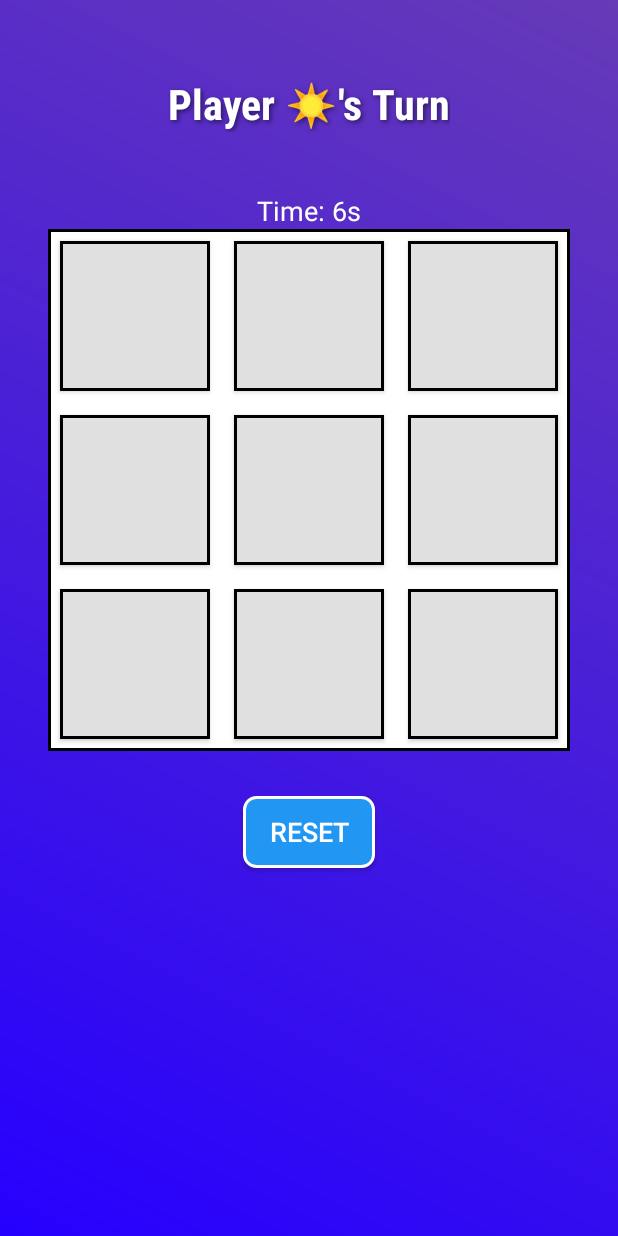
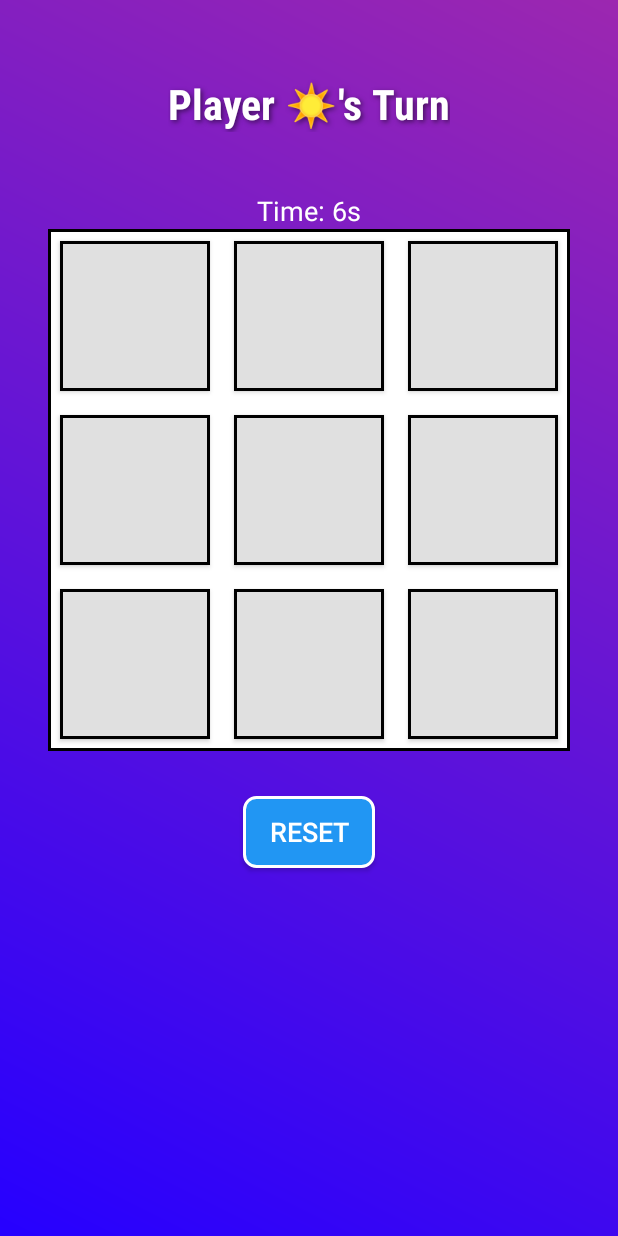
Before and after one commit to k-aghakhani/TicTacToe, an Android app: the screen it shows after launch (MainActivity), on a phone screen of 412 x 824 dp. Run offline under Robolectric (Android 15) with nearby library versions, the phone set to English and light mode, and no system bars.

Commit message:
change color

```diff
--- a/app/src/main/res/drawable/gradient_background.xml
+++ b/app/src/main/res/drawable/gradient_background.xml
@@ -2,6 +2,6 @@
 <shape xmlns:android="http://schemas.android.com/apk/res/android">
     <gradient
         android:startColor="#2600FF"
-        android:endColor="#673AB7"
+        android:endColor="#9C27B0"
         android:angle="45"/>
 </shape>
```
